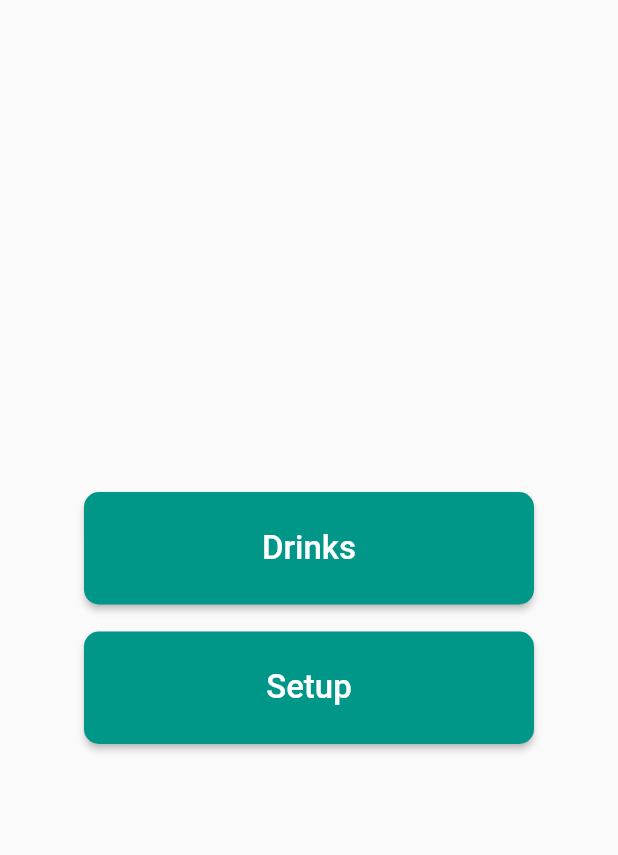
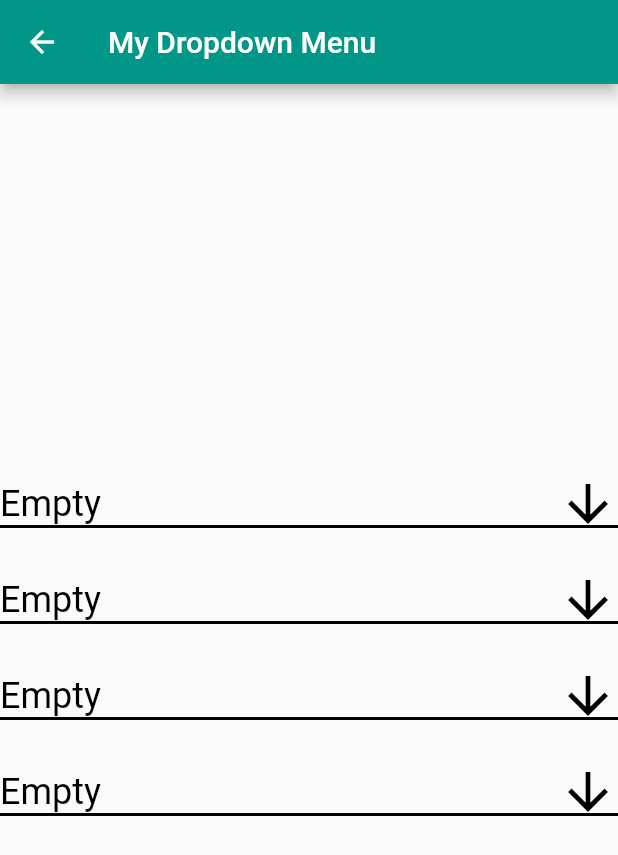
Before and after one commit to EmilianaAP/MiniBar, a Flutter app: the screen it shows after launch, after a tap on "Setup", on a phone screen of 412 x 824 dp. Shown: the top 855 px of the screen. Run offline on Flutter 3.47's test engine with Material 2 defaults, Android fonts, the phone set to English and light mode, and no system bars.

Commit message:
Setup page

```diff
--- a/app/lib/DrinksPage.dart
+++ b/app/lib/DrinksPage.dart
@@ -1,6 +1,6 @@
 import 'package:flutter/material.dart';
 import 'AllDrinksPage.dart';
-import 'AvailableDrinks.dart';
+import 'AvailableDrinksPage.dart';
 
 class DrinksPage extends StatelessWidget {
   const DrinksPage({Key? key}) : super(key: key);
--- /dev/null
+++ b/app/lib/SetupPage.dart
@@ -0,0 +1,158 @@
+import 'package:flutter/material.dart';
+
+class SetupPage extends StatefulWidget {
+  const SetupPage({Key? key}) : super(key: key);
+
+  @override
+  _MyDropdownMenuState createState() => _MyDropdownMenuState();
+}
+
+class _MyDropdownMenuState extends State<SetupPage> {
+  String _selectedItem1 = 'Empty';
+  String _selectedItem2 = 'Empty';
+  String _selectedItem3 = 'Empty';
+  String _selectedItem4 = 'Empty';
+  List<String> _dropdownItems = ['Empty', 'Water', 'Lemonade concentrate'];
+
+  @override
+  Widget build(BuildContext context) {
+    return Scaffold(
+      appBar: AppBar(
+        title: Text('My Dropdown Menu'),
+        backgroundColor: Colors.teal,
+      ),
+      body: Column(
+        mainAxisAlignment: MainAxisAlignment.center,
+        children: [
+          Center(
+            child: DropdownButton<String>(
+              value: _selectedItem1,
+              onChanged: (String? newValue) {
+                setState(() {
+                  _selectedItem1 = newValue!;
+                });
+              },
+              items: _dropdownItems.map((String value) {
+                return DropdownMenuItem<String>(
+                  value: value,
+                  child: Text(value),
+                );
+              }).toList(),
+              dropdownColor: Colors.white,
+              style: TextStyle(
+                fontSize: 24,
+                color: Colors.black,
+              ),
+              elevation: 16,
+              iconSize: 40,
+              icon: Icon(Icons.arrow_downward),
+              iconEnabledColor: Colors.black,
+              isExpanded: true,
+              underline: Container(
+                height: 2,
+                color: Colors.black,
+              ),
+            ),
+          ),
+          SizedBox(height: 16),
+
+          Center(
+            child: DropdownButton<String>(
+              value: _selectedItem2,
+              onChanged: (String? newValue) {
+                setState(() {
+                  _selectedItem2 = newValue!;
+                });
+              },
+              items: _dropdownItems.map((String value) {
+                return DropdownMenuItem<String>(
+                  value: value,
+                  child: Text(value),
+                );
+              }).toList(),
+              dropdownColor: Colors.white,
+              style: TextStyle(
+                fontSize: 24,
+                color: Colors.black,
+              ),
+              elevation: 16,
+              iconSize: 40,
+              icon: Icon(Icons.arrow_downward),
+              iconEnabledColor: Colors.black,
+              isExpanded: true,
+              underline: Container(
+                height: 2,
+                color: Colors.black,
+              ),
+            ),
+          ),
+          SizedBox(height: 16),
+
+          Center(
+            child: DropdownButton<String>(
+              value: _selectedItem3,
+              onChanged: (String? newValue) {
+                setState(() {
+                  _selectedItem3 = newValue!;
+                });
+              },
+              items: _dropdownItems.map((String value) {
+                return DropdownMenuItem<String>(
+                  value: value,
+                  child: Text(value),
+                );
+              }).toList(),
+              dropdownColor: Colors.white,
+              style: TextStyle(
+                fontSize: 24,
+                color: Colors.black,
+              ),
+              elevation: 16,
+              iconSize: 40,
+              icon: Icon(Icons.arrow_downward),
+              iconEnabledColor: Colors.black,
+              isExpanded: true,
+              underline: Container(
+                height: 2,
+                color: Colors.black,
+              ),
+            ),
+          ),
+          SizedBox(height: 16),
+
+          Center(
+            child: DropdownButton<String>(
+              value: _selectedItem4,
+              onChanged: (String? newValue) {
+                setState(() {
+                  _selectedItem4 = newValue!;
+                });
+              },
+              items: _dropdownItems.map((String value) {
+                return DropdownMenuItem<String>(
+                  value: value,
+                  child: Text(value),
+                );
+              }).toList(),
+              dropdownColor: Colors.white,
+              style: TextStyle(
+                fontSize: 24,
+                color: Colors.black,
+              ),
+              elevation: 16,
+              iconSize: 40,
+              icon: Icon(Icons.arrow_downward),
+              iconEnabledColor: Colors.black,
+              isExpanded: true,
+              underline: Container(
+                height: 2,
+                color: Colors.black,
+              ),
+            ),
+          ),
+          SizedBox(height: 16),
+        ],
+      ),
+    );
+  }
+}
--- a/app/lib/main.dart
+++ b/app/lib/main.dart
@@ -1,7 +1,6 @@
 import 'package:flutter/material.dart';
 import 'DrinksPage.dart';
-import 'AllDrinksPage.dart';
-
+import 'SetupPage.dart';
 void main() {
   runApp(MyApp());
 }
@@ -59,7 +58,10 @@ class MyHomePage extends StatelessWidget {
             SizedBox(height: 18.0),
             ElevatedButton(
               onPressed: () {
-                // Action to be performed when the 'Setup' button is pressed
+                Navigator.push(
+                  context,
+                  MaterialPageRoute(builder: (context) => SetupPage()),
+                );
               },
               child: Text(
                 'Setup',
```
Also changed, not shown: app/lib/AvailableDrinksPage.dart (renamed from app/lib/AvailableDrinks.dart), app/lib/Setup_1.dart (deleted), app/lib/Setup_2.dart (deleted).
